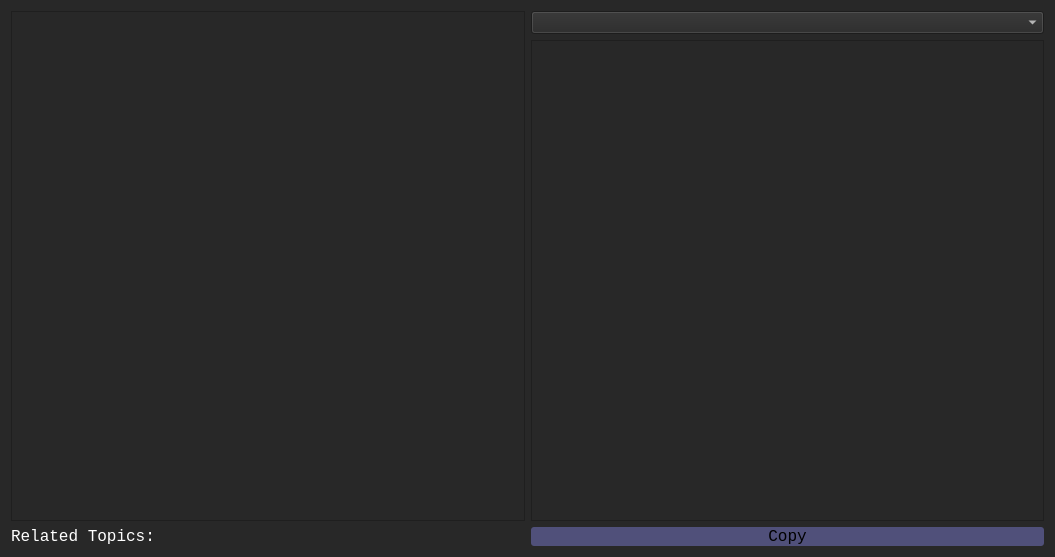
This is src/UI/TaskViewer.ui in akukhta/LeetCodeApp as Qt 5 draws it before an edit. The edited form follows.
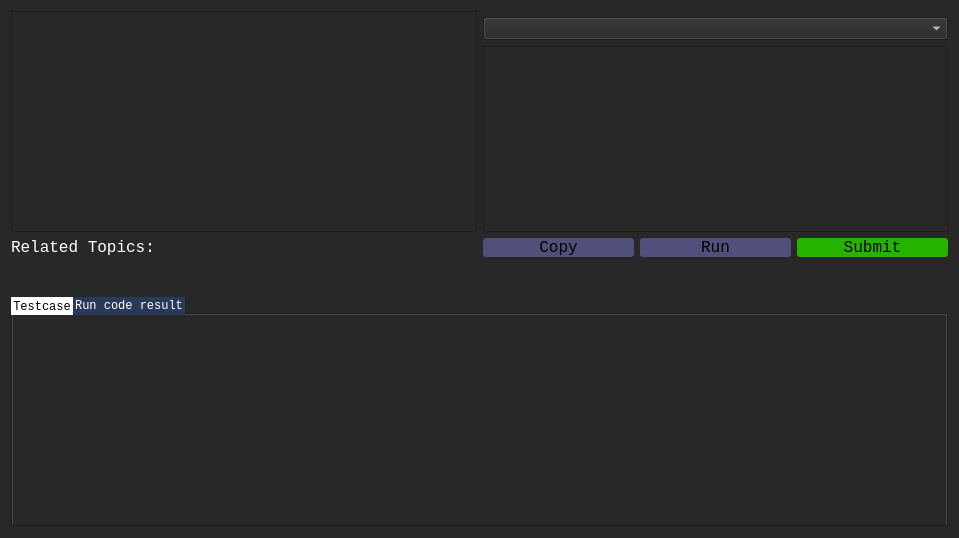
This is the edited form.

Patch:
```diff
--- a/src/UI/TaskViewer.ui
+++ b/src/UI/TaskViewer.ui
@@ -6,8 +6,8 @@
    <rect>
     <x>0</x>
     <y>0</y>
-    <width>1055</width>
-    <height>557</height>
+    <width>959</width>
+    <height>538</height>
    </rect>
   </property>
   <property name="windowTitle">
@@ -22,8 +22,101 @@
     <item>
      <layout class="QGridLayout" name="gridLayout_2">
       <item row="0" column="0">
-       <layout class="QGridLayout" name="gridLayout">
+       <layout class="QGridLayout" name="gridLayout" rowstretch="0,0,0,0,0,0" columnstretch="0,0">
+        <property name="spacing">
+         <number>6</number>
+        </property>
         <item row="2" column="1">
+         <layout class="QHBoxLayout" name="horizontalLayout_2">
+          <item>
+           <widget class="QPushButton" name="copyBtn">
+            <property name="font">
+             <font>
+              <family>Courier New</family>
+              <pointsize>12</pointsize>
+             </font>
+            </property>
+            <property name="styleSheet">
+             <string notr="true">QPushButton
+{
+		border:2px;
+		background: 2px solid  rgb(80, 80, 122);
+		border-radius: 3px;
+}
+
+QPushButton:hover:!pressed
+{
+background: 2px solid  rgb(93, 148, 149);
+}</string>
+            </property>
+            <property name="text">
+             <string>Copy</string>
+            </property>
+           </widget>
+          </item>
+          <item>
+           <widget class="QPushButton" name="pushButton">
+            <property name="font">
+             <font>
+              <family>Courier New</family>
+              <pointsize>12</pointsize>
+             </font>
+            </property>
+            <property name="styleSheet">
+             <string notr="true">QPushButton
+{
+		border:2px;
+		background: 2px solid  rgb(80, 80, 122);
+		border-radius: 3px;
+}
+
+QPushButton:hover:!pressed
+{
+background: 2px solid  rgb(93, 148, 149);
+}</string>
+            </property>
+            <property name="text">
+             <string>Run</string>
+            </property>
+           </widget>
+          </item>
+          <item>
+           <widget class="QPushButton" name="pushButton_2">
+            <property name="font">
+             <font>
+              <family>Courier New</family>
+              <pointsize>12</pointsize>
+             </font>
+            </property>
+            <property name="styleSheet">
+             <string notr="true">QPushButton
+{
+		border:2px;
+		background: 2px solid rgb(38, 179, 0);
+		border-radius: 3px;
+}</string>
+            </property>
+            <property name="text">
+             <string>Submit</string>
+            </property>
+           </widget>
+          </item>
+         </layout>
+        </item>
+        <item row="0" column="0" rowspan="2">
+         <widget class="QTextBrowser" name="textBrowser">
+          <property name="font">
+           <font>
+            <family>Courier New</family>
+            <pointsize>10</pointsize>
+           </font>
+          </property>
+          <property name="styleSheet">
+           <string notr="true">color: white;</string>
+          </property>
+         </widget>
+        </item>
+        <item row="1" column="1">
          <layout class="QVBoxLayout" name="verticalLayout">
           <item>
            <widget class="QComboBox" name="comboBox">
@@ -57,22 +150,6 @@
          </layout>
         </item>
         <item row="2" column="0">
-         <widget class="QTextBrowser" name="textBrowser">
-          <property name="font">
-           <font>
-            <family>Courier New</family>
-            <pointsize>10</pointsize>
-           </font>
-          </property>
-          <property name="styleSheet">
-           <string notr="true">color: white;</string>
-          </property>
-         </widget>
-        </item>
-        <item row="4" column="0">
-         <layout class="QHBoxLayout" name="horizontalLayout"/>
-        </item>
-        <item row="3" column="0">
          <widget class="QLabel" name="label">
           <property name="font">
            <font>
@@ -88,30 +165,80 @@
           </property>
          </widget>
         </item>
-        <item row="3" column="1">
-         <widget class="QPushButton" name="copyBtn">
+        <item row="5" column="0">
+         <layout class="QHBoxLayout" name="horizontalLayout"/>
+        </item>
+        <item row="3" column="0" colspan="2">
+         <spacer name="verticalSpacer">
+          <property name="orientation">
+           <enum>Qt::Vertical</enum>
+          </property>
+          <property name="sizeHint" stdset="0">
+           <size>
+            <width>20</width>
+            <height>40</height>
+           </size>
+          </property>
+         </spacer>
+        </item>
+        <item row="4" column="0" colspan="2">
+         <widget class="QTabWidget" name="tabWidget">
           <property name="font">
            <font>
             <family>Courier New</family>
-            <pointsize>12</pointsize>
            </font>
           </property>
           <property name="styleSheet">
-           <string notr="true">QPushButton
-{
-		border:2px;
-		background: 2px solid  rgb(80, 80, 122);
-		border-radius: 3px;
-}
+           <string notr="true">QTabWidget::pane {
+	;
+} 
 
-QPushButton:hover:!pressed
-{
-background: 2px solid  rgb(93, 148, 149);
+QTabBar::tab {
+  color: white;
+  background: rgb(43, 57, 89); 
+  border: solid rgb(40,40,40); 
+  padding: 2px;
+} 
+
+QTabBar::tab:selected { 
+  color: black;
+  background: white; 
+  margin-bottom: -1px; 
 }</string>
           </property>
-          <property name="text">
-           <string>Copy</string>
+          <property name="currentIndex">
+           <number>0</number>
           </property>
+          <widget class="QWidget" name="tab">
+           <attribute name="title">
+            <string>Testcase</string>
+           </attribute>
+           <layout class="QGridLayout" name="gridLayout_3">
+            <item row="0" column="0">
+             <widget class="QTextBrowser" name="textBrowser_3">
+              <property name="font">
+               <font>
+                <family>Courier New</family>
+                <pointsize>12</pointsize>
+               </font>
+              </property>
+              <property name="styleSheet">
+               <string notr="true">border: none;
+background-color: rgb(40, 40, 40);
+color: white;</string>
+              </property>
+              <property name="readOnly">
+               <bool>false</bool>
+              </property>
+             </widget>
+            </item>
+           </layout>
+          </widget>
+          <widget class="QWidget" name="tab_2">
+           <attribute name="title">
+            <string>Run code result</string>
+           </attribute>
+          </widget>
          </widget>
         </item>
        </layout>
```
